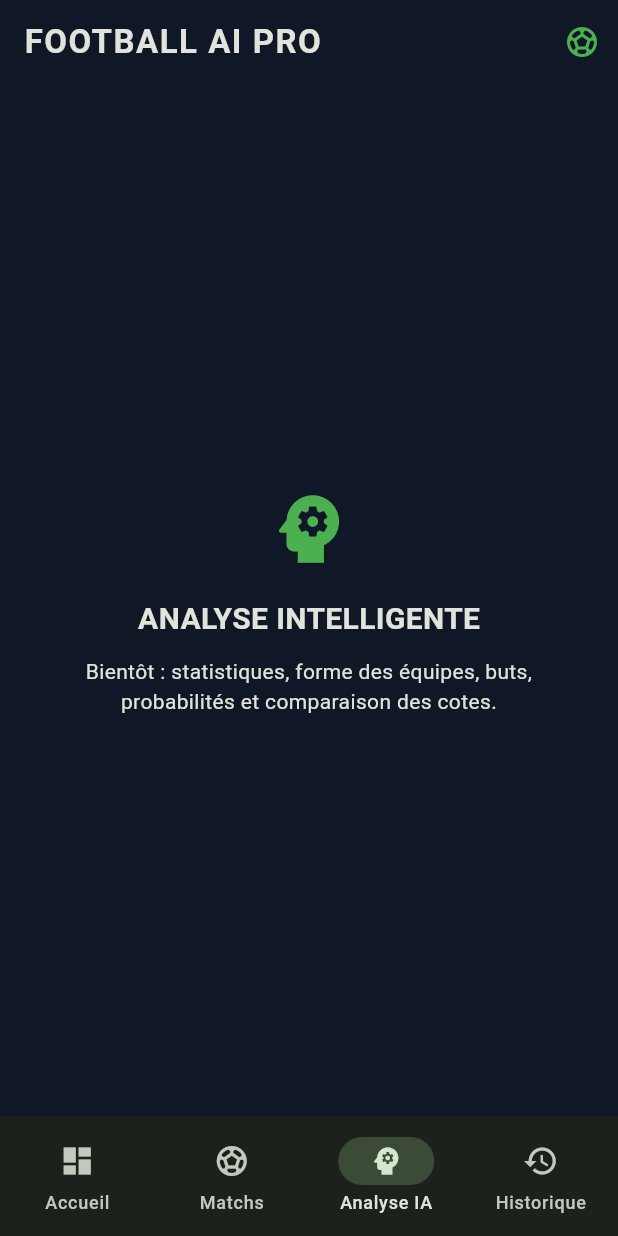
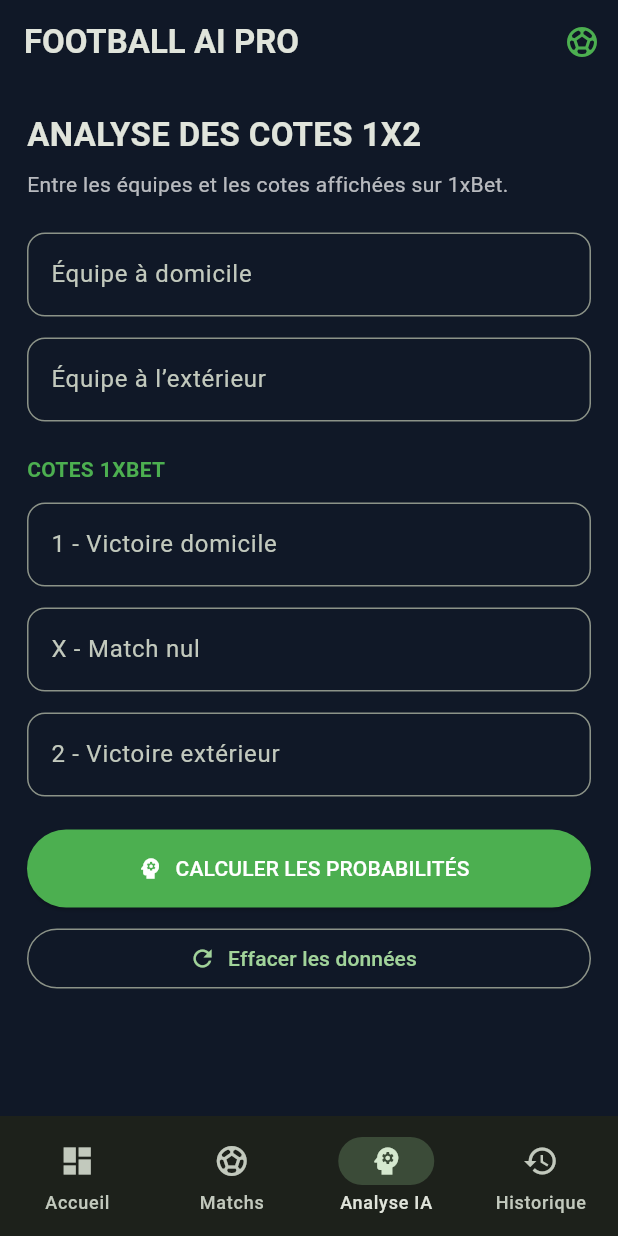
Before and after one commit to lankoandehamadou79-debug/Hamdez-ai-studio, a Flutter app: the screen it shows after launch, item 3 of the bottom bar chosen, on a phone screen of 412 x 824 dp. Run offline on Flutter 3.47's test engine with Material 3 defaults, Android fonts, the phone set to English and light mode, and no system bars.

Commit message:
Update main.dart

```diff
--- a/lib/main.dart
+++ b/lib/main.dart
@@ -34,12 +34,73 @@ class HomePage extends StatefulWidget {
 class _HomePageState extends State<HomePage> {
   int selectedIndex = 0;
 
-  final List<String> titles = [
-    'Tableau de bord',
-    'Matchs de football',
-    'Analyses IA',
-    'Historique',
-  ];
+  final homeTeam = TextEditingController();
+  final awayTeam = TextEditingController();
+  final odd1 = TextEditingController();
+  final oddX = TextEditingController();
+  final odd2 = TextEditingController();
+
+  double? probability1;
+  double? probabilityX;
+  double? probability2;
+  double? margin;
+
+  String? errorMessage;
+
+  @override
+  void dispose() {
+    homeTeam.dispose();
+    awayTeam.dispose();
+    odd1.dispose();
+    oddX.dispose();
+    odd2.dispose();
+    super.dispose();
+  }
+
+  void calculate() {
+    final o1 = double.tryParse(odd1.text.replaceAll(',', '.'));
+    final ox = double.tryParse(oddX.text.replaceAll(',', '.'));
+    final o2 = double.tryParse(odd2.text.replaceAll(',', '.'));
+
+    if (homeTeam.text.trim().isEmpty ||
+        awayTeam.text.trim().isEmpty ||
+        o1 == null || ox == null || o2 == null ||
+        o1 <= 1 || ox <= 1 || o2 <= 1) {
+      setState(() {
+        errorMessage = 'Remplis tous les champs. Chaque cote doit être supérieure à 1.';
+        probability1 = null;
+      });
+      return;
+    }
+
+    final p1 = 1 / o1;
+    final px = 1 / ox;
+    final p2 = 1 / o2;
+    final total = p1 + px + p2;
+
+    setState(() {
+      probability1 = p1 / total * 100;
+      probabilityX = px / total * 100;
+      probability2 = p2 / total * 100;
+      margin = (total - 1) * 100;
+      errorMessage = null;
+    });
+  }
+
+  void reset() {
+    homeTeam.clear();
+    awayTeam.clear();
+    odd1.clear();
+    oddX.clear();
+    odd2.clear();
+    setState(() {
+      probability1 = null;
+      probabilityX = null;
+      probability2 = null;
+      margin = null;
+      errorMessage = null;
+    });
+  }
 
   @override
   Widget build(BuildContext context) {
@@ -48,10 +109,7 @@ class _HomePageState extends State<HomePage> {
         backgroundColor: const Color(0xFF101827),
         title: const Text(
           'FOOTBALL AI PRO',
-          style: TextStyle(
-            fontWeight: FontWeight.bold,
-            letterSpacing: 1,
-          ),
+          style: TextStyle(fontWeight: FontWeight.bold),
         ),
         actions: const [
           Padding(
@@ -65,14 +123,12 @@ class _HomePageState extends State<HomePage> {
           : selectedIndex == 1
               ? matches()
               : selectedIndex == 2
-                  ? analyses()
+                  ? analysis()
                   : history(),
       bottomNavigationBar: NavigationBar(
         selectedIndex: selectedIndex,
         onDestinationSelected: (index) {
-          setState(() {
-            selectedIndex = index;
-          });
+          setState(() => selectedIndex = index);
         },
         destinations: const [
           NavigationDestination(
@@ -98,20 +154,17 @@ class _HomePageState extends State<HomePage> {
 
   Widget dashboard() {
     return ListView(
-      padding: const EdgeInsets.all(16),
+      padding: const EdgeInsets.all(18),
       children: [
         const Text(
           'Bienvenue dans ton assistant !',
           style: TextStyle(fontSize: 23, fontWeight: FontWeight.bold),
         ),
-        const SizedBox(height: 8),
-        const Text(
-          'Analyse intelligente du football',
-          style: TextStyle(color: Colors.white60),
-        ),
-        const SizedBox(height: 24),
+        const SizedBox(height: 10),
+        const Text('Analyse et statistiques du football'),
+        const SizedBox(height: 25),
         Container(
-          padding: const EdgeInsets.all(20),
+          padding: const EdgeInsets.all(22),
           decoration: BoxDecoration(
             gradient: const LinearGradient(
               colors: [Color(0xFF087F5B), Color(0xFF123D35)],
@@ -121,42 +174,30 @@ class _HomePageState extends State<HomePage> {
           child: const Column(
             crossAxisAlignment: CrossAxisAlignment.start,
             children: [
-              Icon(Icons.auto_awesome, size: 35),
+              Icon(Icons.auto_awesome, size: 38),
               SizedBox(height: 12),
               Text(
-                'FOOTBALL AI',
+                'FOOTBALL AI PRO',
                 style: TextStyle(
-                  fontSize: 24,
+                  fontSize: 25,
                   fontWeight: FontWeight.bold,
                 ),
               ),
-              Text('Ton intelligence football commence ici.'),
+              Text('Ton assistant d’analyse football.'),
             ],
           ),
         ),
-        const SizedBox(height: 22),
+        const SizedBox(height: 25),
+        toolCard(Icons.sports_soccer, 'Matchs de football',
+            'Consulter les rencontres', 1),
+        toolCard(Icons.psychology, 'Calculateur 1xBet',
+            'Analyser les cotes et probabilités', 2),
+        toolCard(Icons.history, 'Historique',
+            'Retrouver tes analyses', 3),
+        const SizedBox(height: 15),
         const Text(
-          'MES OUTILS',
-          style: TextStyle(fontWeight: FontWeight.bold, fontSize: 17),
-        ),
-        const SizedBox(height: 12),
-        toolCard(Icons.sports_soccer, 'Matchs du jour',
-            'Découvrir les rencontres', 1),
-        toolCard(Icons.psychology, 'Analyses intelligentes',
-            'Étudier les équipes et probabilités', 2),
-        toolCard(Icons.history, 'Historique des pronostics',
-            'Suivre les résultats', 3),
-        const SizedBox(height: 20),
-        const Card(
-          child: Padding(
-            padding: EdgeInsets.all(15),
-            child: Text(
-              'Important : les analyses sont des estimations. '
-              'Aucun pronostic ne garantit un gain. '
-              'Les paris doivent toujours être validés manuellement.',
+          'Les probabilités sont des estimations calculées à partir des cotes. Elles ne garantissent aucun résultat.',
           style: TextStyle(color: Colors.orangeAccent),
-            ),
-          ),
         ),
       ],
     );
@@ -172,9 +213,7 @@ class _HomePageState extends State<HomePage> {
         subtitle: Text(subtitle),
         trailing: const Icon(Icons.arrow_forward_ios, size: 16),
         onTap: () {
-          setState(() {
-            selectedIndex = destination;
-          });
+          setState(() => selectedIndex = destination);
         },
       ),
     );
@@ -183,18 +222,19 @@ class _HomePageState extends State<HomePage> {
   Widget matches() {
     return const Center(
       child: Padding(
-        padding: EdgeInsets.all(24),
+        padding: EdgeInsets.all(25),
         child: Column(
           mainAxisSize: MainAxisSize.min,
           children: [
-            Icon(Icons.sports_soccer, size: 60, color: Colors.green),
-            SizedBox(height: 16),
-            Text('MATCHS DE FOOTBALL',
-                style: TextStyle(fontSize: 20, fontWeight: FontWeight.bold)),
-            SizedBox(height: 10),
+            Icon(Icons.sports_soccer, size: 65, color: Colors.green),
+            SizedBox(height: 15),
             Text(
-              'Le calendrier et les matchs en direct seront connectés '
-              'à une source de données football.',
+              'MATCHS DE FOOTBALL',
+              style: TextStyle(fontSize: 21, fontWeight: FontWeight.bold),
+            ),
+            SizedBox(height: 12),
+            Text(
+              'Le calendrier des matchs et les résultats en direct seront ajoutés avec une source de données football.',
               textAlign: TextAlign.center,
             ),
           ],
@@ -203,25 +243,147 @@ class _HomePageState extends State<HomePage> {
     );
   }
 
-  Widget analyses() {
-    return const Center(
+  Widget inputField(
+      String label, TextEditingController controller, String hint,
+      {bool number = false}) {
+    return Padding(
+      padding: const EdgeInsets.only(bottom: 14),
+      child: TextField(
+        controller: controller,
+        keyboardType:
+            number ? const TextInputType.numberWithOptions(decimal: true) : TextInputType.text,
+        decoration: InputDecoration(
+          labelText: label,
+          hintText: hint,
+          border: OutlineInputBorder(
+            borderRadius: BorderRadius.circular(12),
+          ),
+        ),
+      ),
+    );
+  }
+
+  Widget analysis() {
+    return ListView(
+      padding: const EdgeInsets.all(18),
+      children: [
+        const Text(
+          'ANALYSE DES COTES 1X2',
+          style: TextStyle(fontSize: 22, fontWeight: FontWeight.bold),
+        ),
+        const SizedBox(height: 8),
+        const Text(
+          'Entre les équipes et les cotes affichées sur 1xBet.',
+          style: TextStyle(color: Colors.white70),
+        ),
+        const SizedBox(height: 22),
+        inputField('Équipe à domicile', homeTeam, 'Ex : Real Madrid'),
+        inputField('Équipe à l’extérieur', awayTeam, 'Ex : Barcelone'),
+        const SizedBox(height: 8),
+        const Text(
+          'COTES 1XBET',
+          style: TextStyle(
+            color: Colors.green,
+            fontWeight: FontWeight.bold,
+          ),
+        ),
+        const SizedBox(height: 12),
+        inputField('1 - Victoire domicile', odd1, 'Ex : 2.10', number: true),
+        inputField('X - Match nul', oddX, 'Ex : 3.20', number: true),
+        inputField('2 - Victoire extérieur', odd2, 'Ex : 3.50', number: true),
+        const SizedBox(height: 8),
+        SizedBox(
+          height: 52,
+          child: ElevatedButton.icon(
+            onPressed: calculate,
+            icon: const Icon(Icons.psychology),
+            label: const Text('CALCULER LES PROBABILITÉS'),
+            style: ElevatedButton.styleFrom(
+              backgroundColor: Colors.green,
+              foregroundColor: Colors.white,
+            ),
+          ),
+        ),
+        const SizedBox(height: 10),
+        OutlinedButton.icon(
+          onPressed: reset,
+          icon: const Icon(Icons.refresh),
+          label: const Text('Effacer les données'),
+        ),
+        if (errorMessage != null) ...[
+          const SizedBox(height: 15),
+          Text(errorMessage!, style: const TextStyle(color: Colors.redAccent)),
+        ],
+        if (probability1 != null) ...[
+          const SizedBox(height: 25),
+          Card(
+            color: const Color(0xFF1C2B3C),
             child: Padding(
-        padding: EdgeInsets.all(24),
+              padding: const EdgeInsets.all(18),
               child: Column(
-          mainAxisSize: MainAxisSize.min,
+                crossAxisAlignment: CrossAxisAlignment.start,
                 children: [
-            Icon(Icons.psychology, size: 60, color: Colors.green),
-            SizedBox(height: 16),
-            Text('ANALYSE INTELLIGENTE',
-                style: TextStyle(fontSize: 20, fontWeight: FontWeight.bold)),
-            SizedBox(height: 10),
+                  const Text(
+                    'RÉSULTATS DE L’ANALYSE',
+                    style: TextStyle(
+                      color: Colors.greenAccent,
+                      fontWeight: FontWeight.bold,
+                    ),
+                  ),
+                  const SizedBox(height: 15),
+                  Text('${homeTeam.text} - ${awayTeam.text}',
+                      style: const TextStyle(fontSize: 17)),
+                  const Divider(height: 25),
+                  resultRow('1 - ${homeTeam.text}', probability1!),
+                  resultRow('X - Match nul', probabilityX!),
+                  resultRow('2 - ${awayTeam.text}', probability2!),
+                  const Divider(height: 25),
                   Text(
-              'Bientôt : statistiques, forme des équipes, '
-              'buts, probabilités et comparaison des cotes.',
-              textAlign: TextAlign.center,
+                    'Marge estimée des cotes : ${margin!.toStringAsFixed(2)} %',
+                    style: const TextStyle(color: Colors.orangeAccent),
+                  ),
+                  const SizedBox(height: 15),
+                  const Text(
+                    'Ces probabilités sont normalisées à partir des trois cotes. Elles reflètent le marché, pas une prédiction indépendante de l’IA.',
+                    style: TextStyle(color: Colors.white70, fontSize: 12),
                   ),
                 ],
               ),
+            ),
+          ),
+        ],
+      ],
+    );
+  }
+
+  Widget resultRow(String label, double value) {
+    return Padding(
+      padding: const EdgeInsets.only(bottom: 16),
+      child: Column(
+        crossAxisAlignment: CrossAxisAlignment.start,
+        children: [
+          Row(
+            mainAxisAlignment: MainAxisAlignment.spaceBetween,
+            children: [
+              Expanded(child: Text(label)),
+              Text(
+                '${value.toStringAsFixed(1)} %',
+                style: const TextStyle(
+                  color: Colors.greenAccent,
+                  fontWeight: FontWeight.bold,
+                ),
+              ),
+            ],
+          ),
+          const SizedBox(height: 7),
+          LinearProgressIndicator(
+            value: value / 100,
+            minHeight: 8,
+            backgroundColor: Colors.white12,
+            color: Colors.green,
+            borderRadius: BorderRadius.circular(8),
+          ),
+        ],
       ),
     );
   }
@@ -229,21 +391,11 @@ class _HomePageState extends State<HomePage> {
   Widget history() {
     return const Center(
       child: Padding(
-        padding: EdgeInsets.all(24),
-        child: Column(
-          mainAxisSize: MainAxisSize.min,
-          children: [
-            Icon(Icons.history, size: 60, color: Colors.green),
-            SizedBox(height: 16),
-            Text('HISTORIQUE',
-                style: TextStyle(fontSize: 20, fontWeight: FontWeight.bold)),
-            SizedBox(height: 10),
-            Text(
-              'Tes futurs pronostics et leurs résultats '
-              'seront enregistrés ici.',
+        padding: EdgeInsets.all(25),
+        child: Text(
+          'HISTORIQUE\n\nLa sauvegarde des analyses sera ajoutée dans une prochaine version.',
           textAlign: TextAlign.center,
-            ),
-          ],
+          style: TextStyle(fontSize: 18),
         ),
       ),
     );
```
Lines whose indentation alone changed are shown as unchanged.
